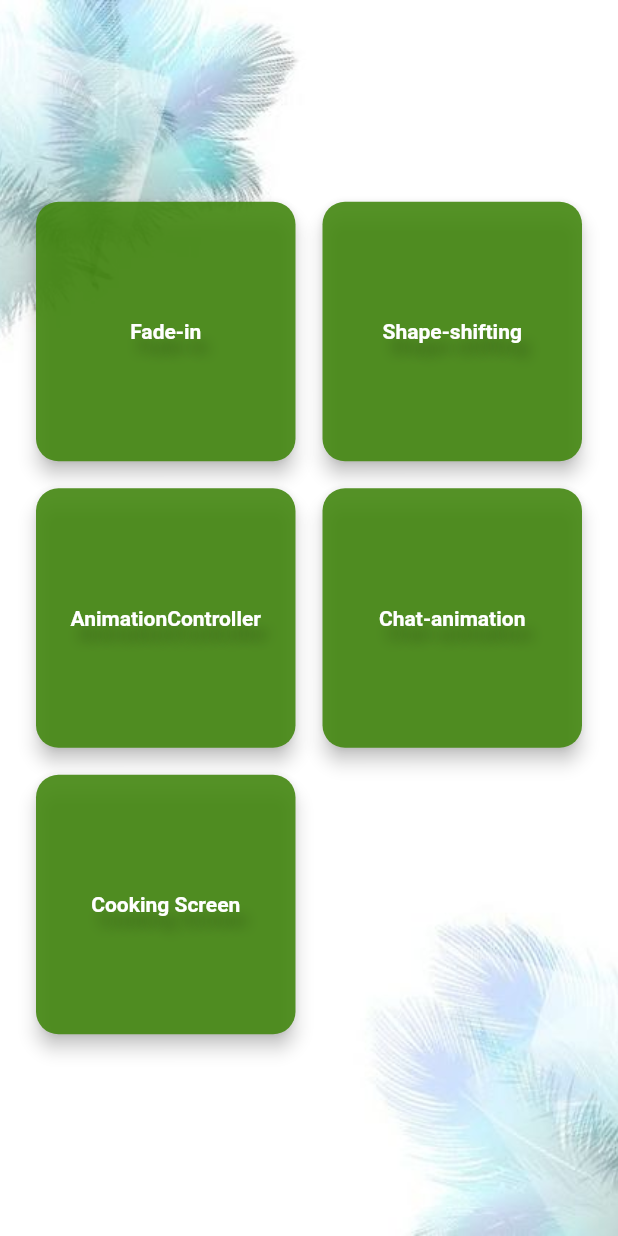
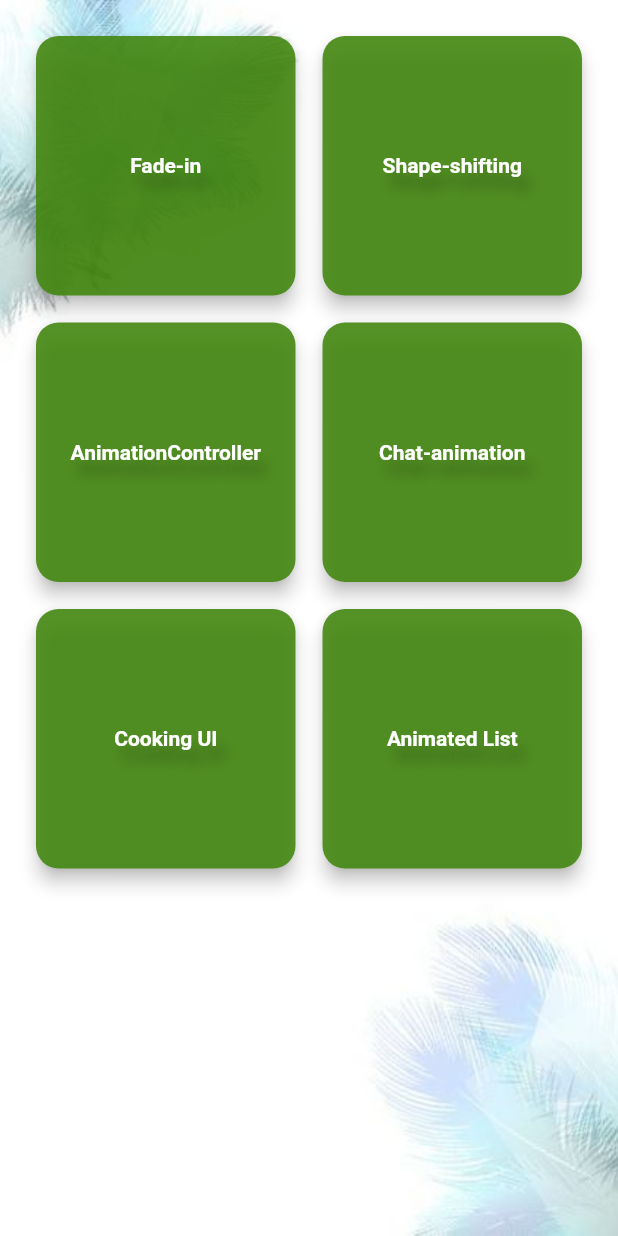
Before and after one commit to imron02/flutter-animation-example, a Flutter app: the HomeScreen screen opened directly, on a phone screen of 412 x 824 dp. Run offline on Flutter 3.47's test engine with Material 2 defaults, Android fonts, the phone set to English and light mode, and no system bars; our stand-ins replace transparent_image.

Commit message:
Add animation list

```diff
--- a/lib/screen/home/screen.dart
+++ b/lib/screen/home/screen.dart
@@ -1,16 +1,13 @@
 import 'dart:math';
 import 'package:flutter/material.dart';
-import 'package:flutter_animation/screen/cooking/screen.dart';
 
 import 'package:flutter_animation/utils/colors.dart' as colors;
-import 'package:flutter_animation/screen/fade_in/screen.dart';
 import 'package:flutter_animation/screen/fade_in/arguments.dart';
-import 'package:flutter_animation/screen/animation_controller/screen.dart';
-import 'package:flutter_animation/screen/chat/screen.dart';
-import 'package:flutter_animation/screen/shape_shifting/screen.dart';
+import 'package:flutter_animation/utils/routes.dart';
 
 Color randomColor() {
-  return Color((Random().nextDouble() * 0xFFFFFFFF).toInt() << 0).withOpacity(0.9);
+  return Color((Random().nextDouble() * 0xFFFFFFFF).toInt() << 0)
+      .withOpacity(0.9);
 }
 
 class HomeScreen extends StatelessWidget {
@@ -18,33 +15,39 @@ class HomeScreen extends StatelessWidget {
 
   final List<Map> cardList = <Map>[
     {
-      'routeName': FadeInScreen.routeName,
+      'routeName': Routes.fadeInScreen,
       'argument': FadeInArguments('Fade-in'),
       'title': 'Fade-in',
       'color': randomColor()
     },
     {
-      'routeName': ShapeShiftingScreen.routeName,
+      'routeName': Routes.shapeShiftingScreen,
       'argument': null,
       'title': 'Shape-shifting',
       'color': randomColor()
     },
     {
-      'routeName': AnimationScreen.routeName,
+      'routeName': Routes.animationScreen,
       'argument': null,
       'title': 'AnimationController',
       'color': randomColor()
     },
     {
-      'routeName': ChatScreen.routeName,
+      'routeName': Routes.chatScreen,
       'argument': null,
       'title': 'Chat-animation',
       'color': randomColor()
     },
     {
-      'routeName': CookingScreen.routeName,
+      'routeName': Routes.cookingScreen,
       'argument': null,
-      'title': 'Cooking Screen',
+      'title': 'Cooking UI',
+      'color': randomColor()
+    },
+    {
+      'routeName': Routes.listScreen,
+      'argument': null,
+      'title': 'Animated List',
       'color': randomColor()
     }
   ];
@@ -111,7 +114,7 @@ class HomeScreen extends StatelessWidget {
       ),
     );
 
-    Center card = Center(
+    Widget card = SingleChildScrollView(
       child: GridView.count(
         padding: const EdgeInsets.all(20),
         crossAxisCount: 2,
--- /dev/null
+++ b/lib/utils/routes.dart
@@ -0,0 +1,9 @@
+class Routes {
+  static String mainScreen = '/';
+  static String fadeInScreen = '/fadein';
+  static String shapeShiftingScreen = '/shape-shifting';
+  static String animationScreen = '/animation-controller';
+  static String chatScreen = '/chatapp';
+  static String cookingScreen = '/cooking-screen';
+  static String listScreen = '/list-screen';
+}
```
Also changed, not shown: lib/main.dart (+10 -7 lines), lib/screen/animated_list/models/list.dart (added, +45 -0 lines), lib/screen/animated_list/screen.dart (added, +136 -0 lines), lib/screen/cooking/screen.dart (+7 -13 lines), pubspec.lock, 1 other file.
